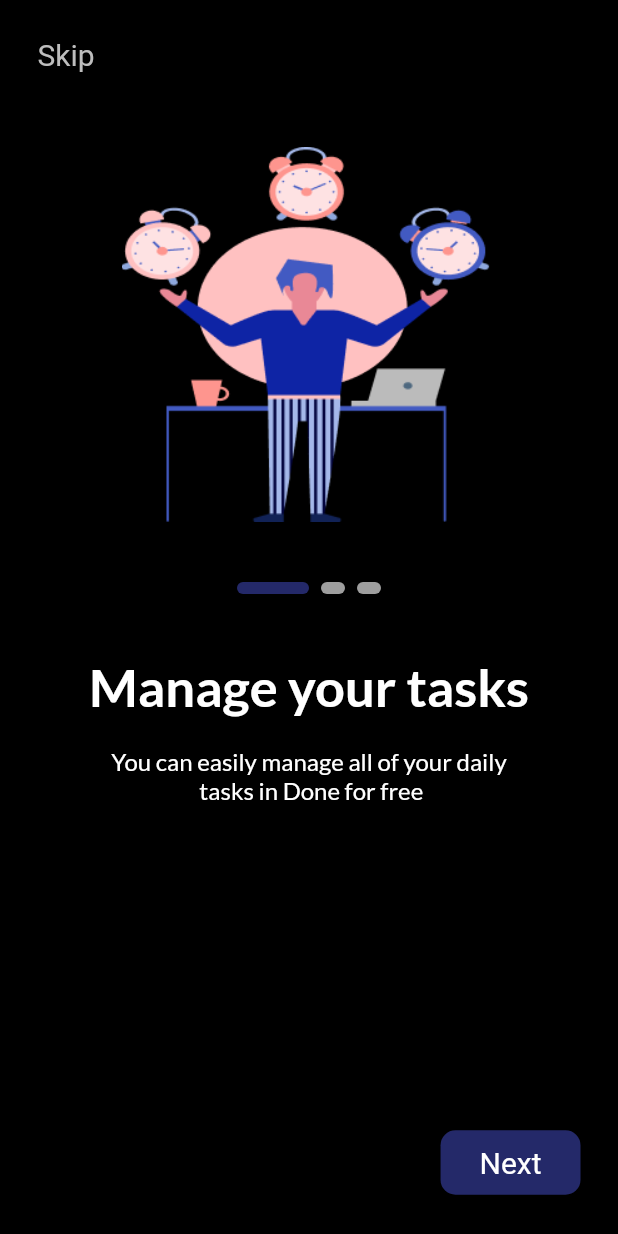
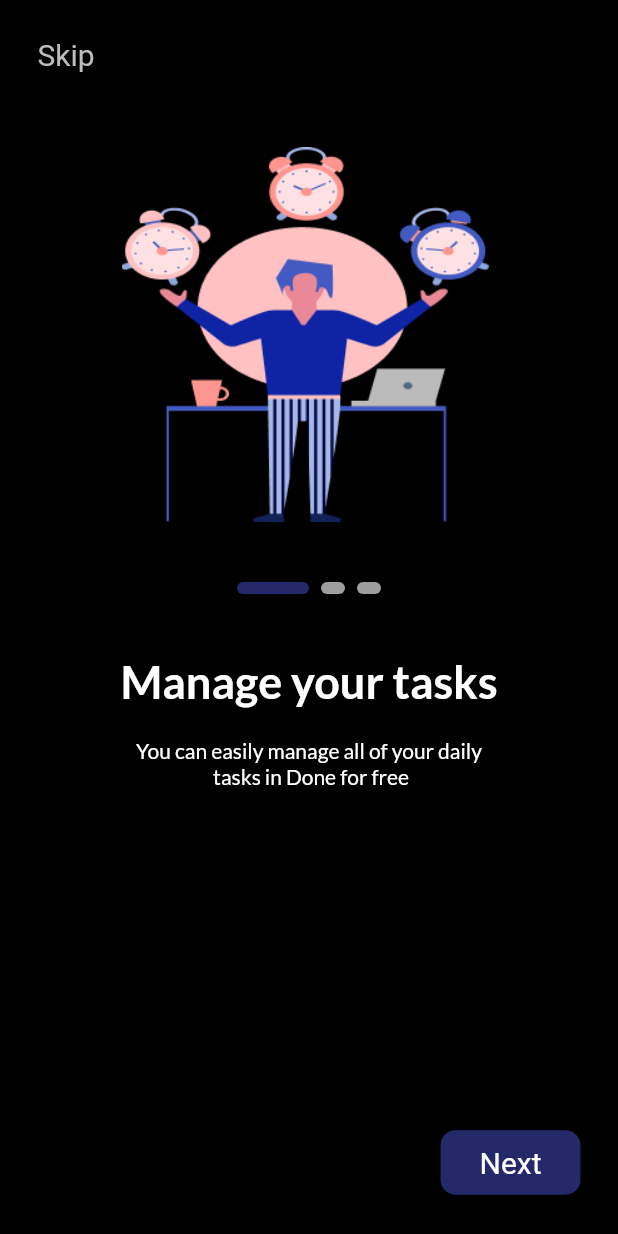
Before and after one commit to PHilobater-samir79/taiski, a Flutter app: the screen it shows after launch, on a phone screen of 412 x 824 dp. Run offline on Flutter 3.47's test engine with Material 2 defaults, Android fonts, the phone set to English and light mode, and no system bars; drawn by our look-alikes of smooth_page_indicator; our stand-ins replace bloc, date_picker_timeline, flutter_bloc, flutter_screenutil, get_it, google_fonts and 2 more; accounts and stored records are empty; Roboto replaces fonts that are missing (Acme).

Commit message:
finish app

```diff
--- a/lib/features/splash/presention/screens/on_boarding.dart
+++ b/lib/features/splash/presention/screens/on_boarding.dart
@@ -70,7 +70,7 @@ class onBoardingScreen extends StatelessWidget {
                           style: GoogleFonts.lato(
                               color: Colors.white,
                               fontWeight: FontWeight.w700,
-                              fontSize: 35),
+                              fontSize: 30),
                         )),
                         SizedBox(
                           height: 20,
@@ -81,7 +81,7 @@ class onBoardingScreen extends StatelessWidget {
                           style: GoogleFonts.lato(
                               color: Colors.white,
                               fontWeight: FontWeight.w400,
-                              fontSize: 16),
+                              fontSize: 14),
                           textAlign: TextAlign.center,
                         )),
                         Spacer(),
```
Also changed, not shown: lib/features/tasks/presention/screens/task_widget.dart (+18 -7 lines).
